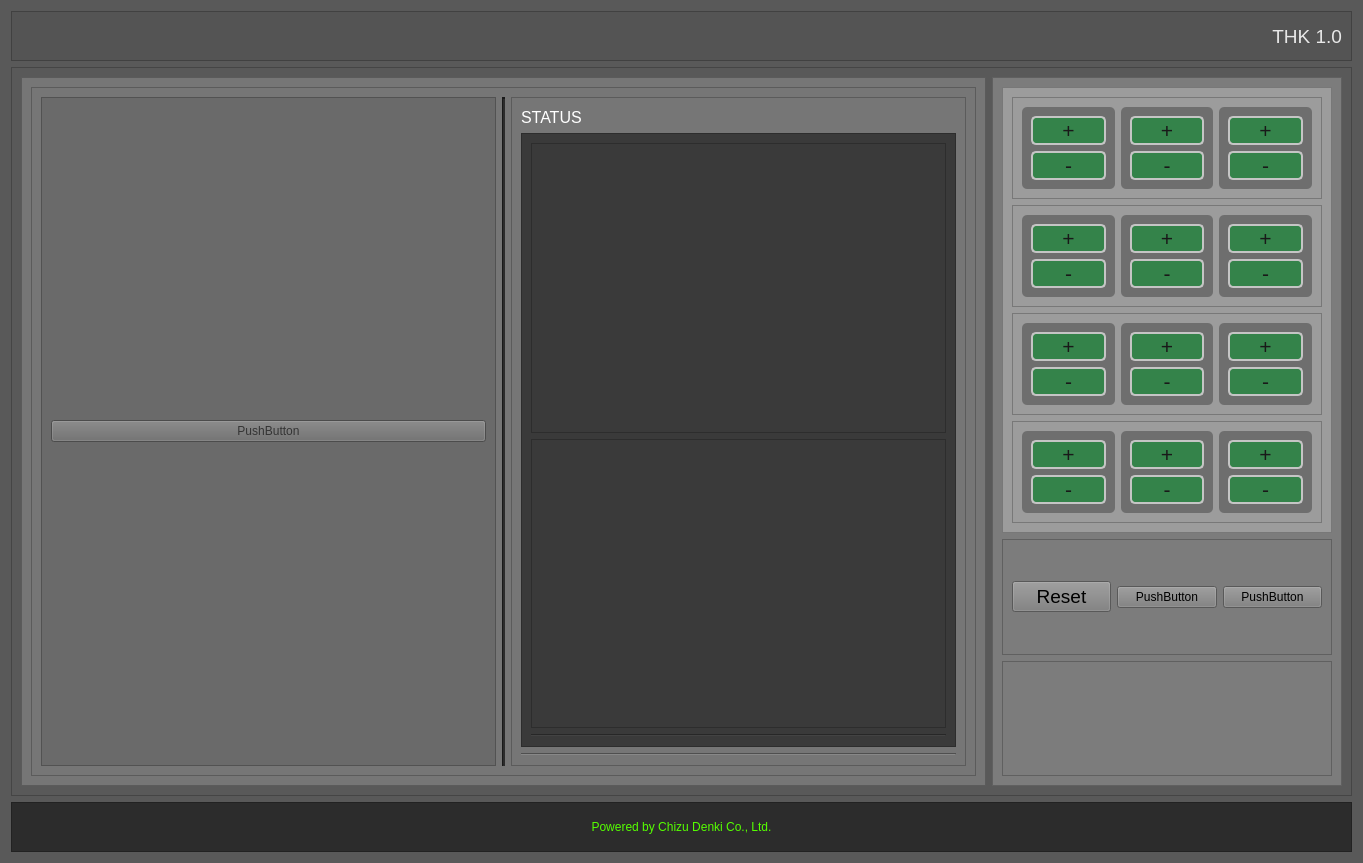
Before: the Qt Designer form UI/MainForm.ui in augustineajibo/THK_Hand, drawn with Qt 5.
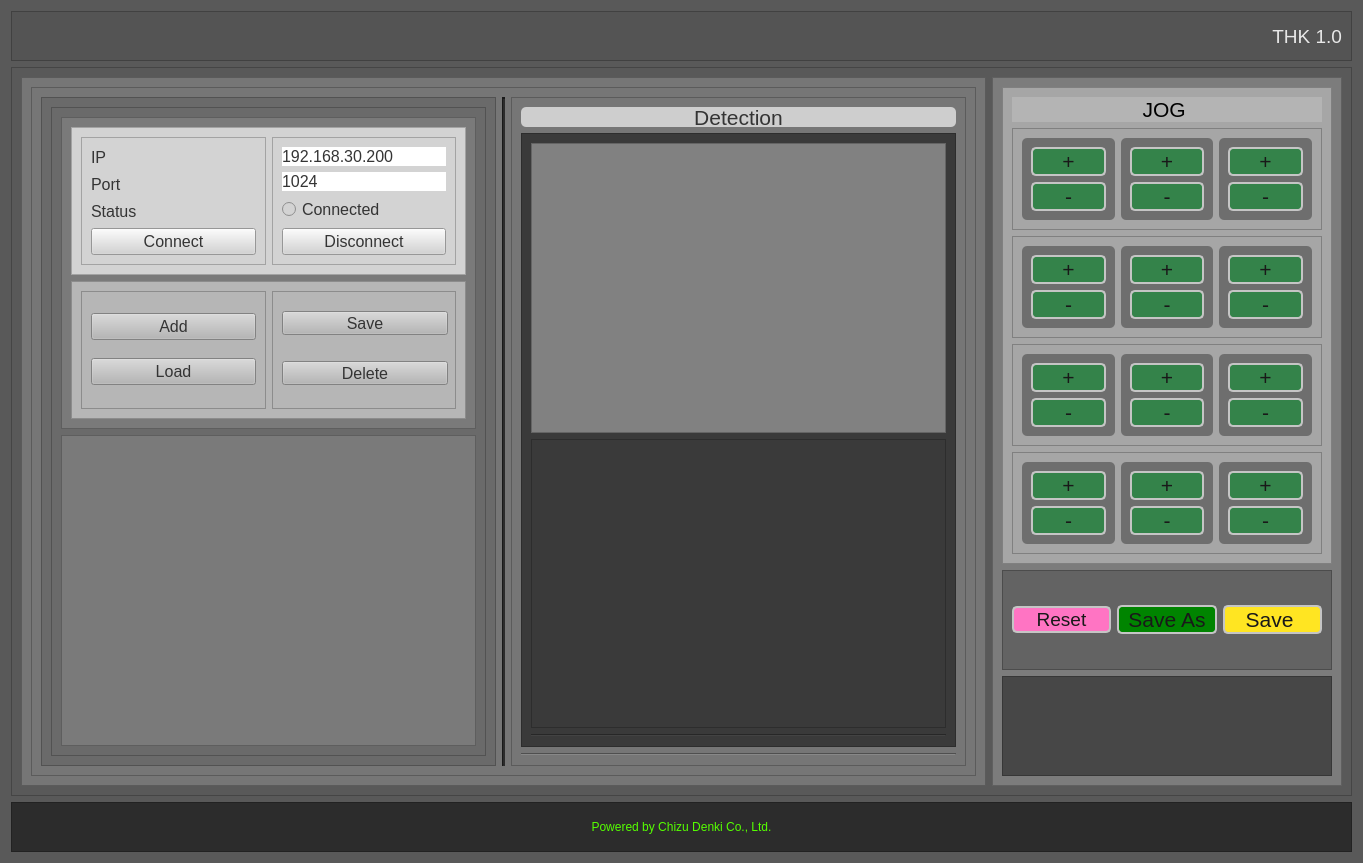
After: the same form once the commit is applied.

```diff
--- a/UI/MainForm.ui
+++ b/UI/MainForm.ui
@@ -109,12 +109,283 @@
               <property name="frameShadow">
                <enum>QFrame::Raised</enum>
               </property>
-              <layout class="QVBoxLayout" name="verticalLayout_5">
+              <layout class="QHBoxLayout" name="horizontalLayout_9">
                <item>
-                <widget class="QPushButton" name="pushButton">
-                 <property name="text">
-                  <string>PushButton</string>
+                <widget class="QFrame" name="frame_14">
+                 <property name="frameShape">
+                  <enum>QFrame::StyledPanel</enum>
                  </property>
+                 <property name="frameShadow">
+                  <enum>QFrame::Raised</enum>
+                 </property>
+                 <layout class="QVBoxLayout" name="verticalLayout_5">
+                  <item>
+                   <widget class="QFrame" name="frame_15">
+                    <property name="styleSheet">
+                     <string notr="true">background-color: rgb(122, 122, 122);</string>
+                    </property>
+                    <property name="frameShape">
+                     <enum>QFrame::StyledPanel</enum>
+                    </property>
+                    <property name="frameShadow">
+                     <enum>QFrame::Raised</enum>
+                    </property>
+                    <layout class="QVBoxLayout" name="verticalLayout_21">
+                     <item>
+                      <widget class="QFrame" name="frame_17">
+                       <property name="styleSheet">
+                        <string notr="true">background-color: rgb(211, 211, 211);</string>
+                       </property>
+                       <property name="frameShape">
+                        <enum>QFrame::StyledPanel</enum>
+                       </property>
+                       <property name="frameShadow">
+                        <enum>QFrame::Raised</enum>
+                       </property>
+                       <layout class="QHBoxLayout" name="horizontalLayout_10">
+                        <item>
+                         <widget class="QFrame" name="frame_22">
+                          <property name="frameShape">
+                           <enum>QFrame::StyledPanel</enum>
+                          </property>
+                          <property name="frameShadow">
+                           <enum>QFrame::Raised</enum>
+                          </property>
+                          <layout class="QVBoxLayout" name="verticalLayout_22">
+                           <item>
+                            <widget class="QLabel" name="label_5">
+                             <property name="font">
+                              <font>
+                               <pointsize>12</pointsize>
+                              </font>
+                             </property>
+                             <property name="text">
+                              <string>IP</string>
+                             </property>
+                            </widget>
+                           </item>
+                           <item>
+                            <widget class="QLabel" name="label_6">
+                             <property name="font">
+                              <font>
+                               <pointsize>12</pointsize>
+                              </font>
+                             </property>
+                             <property name="text">
+                              <string>Port</string>
+                             </property>
+                            </widget>
+                           </item>
+                           <item>
+                            <widget class="QLabel" name="label_3">
+                             <property name="font">
+                              <font>
+                               <pointsize>12</pointsize>
+                              </font>
+                             </property>
+                             <property name="text">
+                              <string>Status</string>
+                             </property>
+                            </widget>
+                           </item>
+                           <item>
+                            <widget class="QPushButton" name="pushButton">
+                             <property name="font">
+                              <font>
+                               <pointsize>12</pointsize>
+                              </font>
+                             </property>
+                             <property name="text">
+                              <string>Connect</string>
+                             </property>
+                            </widget>
+                           </item>
+                          </layout>
+                         </widget>
+                        </item>
+                        <item>
+                         <widget class="QFrame" name="frame_21">
+                          <property name="frameShape">
+                           <enum>QFrame::StyledPanel</enum>
+                          </property>
+                          <property name="frameShadow">
+                           <enum>QFrame::Raised</enum>
+                          </property>
+                          <layout class="QVBoxLayout" name="verticalLayout_23">
+                           <item>
+                            <widget class="QLabel" name="label_4">
+                             <property name="font">
+                              <font>
+                               <pointsize>12</pointsize>
+                              </font>
+                             </property>
+                             <property name="styleSheet">
+                              <string notr="true">background-color: rgb(255, 255, 255);</string>
+                             </property>
+                             <property name="text">
+                              <string>192.168.30.200</string>
+                             </property>
+                            </widget>
+                           </item>
+                           <item>
+                            <widget class="QLabel" name="label_7">
+                             <property name="font">
+                              <font>
+                               <pointsize>12</pointsize>
+                              </font>
+                             </property>
+                             <property name="styleSheet">
+                              <string notr="true">background-color: rgb(255, 255, 255);</string>
+                             </property>
+                             <property name="text">
+                              <string>1024</string>
+                             </property>
+                            </widget>
+                           </item>
+                           <item>
+                            <widget class="QRadioButton" name="radioButton">
+                             <property name="font">
+                              <font>
+                               <pointsize>12</pointsize>
+                              </font>
+                             </property>
+                             <property name="text">
+                              <string>Connected</string>
+                             </property>
+                            </widget>
+                           </item>
+                           <item>
+                            <widget class="QPushButton" name="pushButton_29">
+                             <property name="font">
+                              <font>
+                               <pointsize>12</pointsize>
+                              </font>
+                             </property>
+                             <property name="text">
+                              <string>Disconnect</string>
+                             </property>
+                            </widget>
+                           </item>
+                          </layout>
+                         </widget>
+                        </item>
+                       </layout>
+                      </widget>
+                     </item>
+                     <item>
+                      <widget class="QFrame" name="frame_18">
+                       <property name="styleSheet">
+                        <string notr="true">background-color: rgb(182, 182, 182);</string>
+                       </property>
+                       <property name="frameShape">
+                        <enum>QFrame::StyledPanel</enum>
+                       </property>
+                       <property name="frameShadow">
+                        <enum>QFrame::Raised</enum>
+                       </property>
+                       <layout class="QHBoxLayout" name="horizontalLayout_11">
+                        <item>
+                         <widget class="QFrame" name="frame_19">
+                          <property name="frameShape">
+                           <enum>QFrame::StyledPanel</enum>
+                          </property>
+                          <property name="frameShadow">
+                           <enum>QFrame::Raised</enum>
+                          </property>
+                          <layout class="QVBoxLayout" name="verticalLayout_24">
+                           <item>
+                            <widget class="QPushButton" name="pushButton_30">
+                             <property name="font">
+                              <font>
+                               <pointsize>12</pointsize>
+                              </font>
+                             </property>
+                             <property name="text">
+                              <string>Add</string>
+                             </property>
+                            </widget>
+                           </item>
+                           <item>
+                            <widget class="QPushButton" name="pushButton_32">
+                             <property name="font">
+                              <font>
+                               <pointsize>12</pointsize>
+                              </font>
+                             </property>
+                             <property name="text">
+                              <string>Load</string>
+                             </property>
+                            </widget>
+                           </item>
+                          </layout>
+                         </widget>
+                        </item>
+                        <item>
+                         <widget class="QFrame" name="frame_20">
+                          <property name="frameShape">
+                           <enum>QFrame::StyledPanel</enum>
+                          </property>
+                          <property name="frameShadow">
+                           <enum>QFrame::Raised</enum>
+                          </property>
+                          <widget class="QPushButton" name="pushButton_31">
+                           <property name="geometry">
+                            <rect>
+                             <x>10</x>
+                             <y>20</y>
+                             <width>166</width>
+                             <height>24</height>
+                            </rect>
+                           </property>
+                           <property name="font">
+                            <font>
+                             <pointsize>12</pointsize>
+                            </font>
+                           </property>
+                           <property name="text">
+                            <string>Save</string>
+                           </property>
+                          </widget>
+                          <widget class="QPushButton" name="pushButton_33">
+                           <property name="geometry">
+                            <rect>
+                             <x>10</x>
+                             <y>70</y>
+                             <width>166</width>
+                             <height>24</height>
+                            </rect>
+                           </property>
+                           <property name="font">
+                            <font>
+                             <pointsize>12</pointsize>
+                            </font>
+                           </property>
+                           <property name="text">
+                            <string>Delete</string>
+                           </property>
+                          </widget>
+                         </widget>
+                        </item>
+                       </layout>
+                      </widget>
+                     </item>
+                    </layout>
+                   </widget>
+                  </item>
+                  <item>
+                   <widget class="QFrame" name="frame_16">
+                    <property name="styleSheet">
+                     <string notr="true">background-color: rgb(122, 122, 122);</string>
+                    </property>
+                    <property name="frameShape">
+                     <enum>QFrame::StyledPanel</enum>
+                    </property>
+                    <property name="frameShadow">
+                     <enum>QFrame::Raised</enum>
+                    </property>
+                   </widget>
+                  </item>
+                 </layout>
                 </widget>
                </item>
               </layout>
@@ -153,14 +424,18 @@
                  </property>
                  <property name="font">
                   <font>
-                   <pointsize>12</pointsize>
+                   <pointsize>16</pointsize>
                   </font>
                  </property>
                  <property name="styleSheet">
-                  <string notr="true">color: rgb(255, 255, 255);</string>
+                  <string notr="true">border-radius: 5px;
+background-color: rgb(206, 206, 206);</string>
                  </property>
                  <property name="text">
-                  <string>STATUS</string>
+                  <string>Detection</string>
+                 </property>
+                 <property name="alignment">
+                  <set>Qt::AlignCenter</set>
                  </property>
                 </widget>
                </item>
@@ -178,6 +453,9 @@
                  <layout class="QVBoxLayout" name="verticalLayout_7">
                   <item>
                    <widget class="QFrame" name="frame">
+                    <property name="styleSheet">
+                     <string notr="true">background-color: rgb(129, 129, 129);</string>
+                    </property>
                     <property name="frameShape">
                      <enum>QFrame::StyledPanel</enum>
                     </property>
@@ -243,7 +521,7 @@
          <item>
           <widget class="QFrame" name="frame_pb">
            <property name="styleSheet">
-            <string notr="true">background-color: rgb(156, 156, 156);
+            <string notr="true">background-color: rgb(166, 166, 166);
 
 </string>
            </property>
@@ -254,6 +532,25 @@
             <enum>QFrame::Raised</enum>
            </property>
            <layout class="QVBoxLayout" name="verticalLayout_10">
+            <item>
+             <widget class="QLabel" name="label">
+              <property name="font">
+               <font>
+                <pointsize>16</pointsize>
+               </font>
+              </property>
+              <property name="styleSheet">
+               <string notr="true">background-color: rgb(180, 180, 180);
+</string>
+              </property>
+              <property name="text">
+               <string>JOG </string>
+              </property>
+              <property name="alignment">
+               <set>Qt::AlignCenter</set>
+              </property>
+             </widget>
+            </item>
             <item>
              <widget class="QFrame" name="frameFinger_1">
               <property name="frameShape">
@@ -1010,6 +1307,9 @@
          </item>
          <item>
           <widget class="QFrame" name="frame_9">
+           <property name="styleSheet">
+            <string notr="true">background-color: rgb(99, 99, 99);</string>
+           </property>
            <property name="frameShape">
             <enum>QFrame::StyledPanel</enum>
            </property>
@@ -1024,22 +1324,56 @@
                 <pointsize>14</pointsize>
                </font>
               </property>
+              <property name="styleSheet">
+               <string notr="true">border: 2px solid ;
+border-color: rgb(197, 197, 197);
+border-radius: 5px;
+background-color: rgb(255, 116, 195);
+color: rgb(25, 25, 25);
+</string>
+              </property>
               <property name="text">
                <string>Reset</string>
               </property>
              </widget>
             </item>
-            <item>
-             <widget class="QPushButton" name="pushButton_27">
-              <property name="text">
-               <string>PushButton</string>
-              </property>
-             </widget>
-            </item>
             <item>
              <widget class="QPushButton" name="pushButton_26">
+              <property name="font">
+               <font>
+                <pointsize>16</pointsize>
+               </font>
+              </property>
+              <property name="styleSheet">
+               <string notr="true">border: 2px solid ;
+border-color: rgb(197, 197, 197);
+border-radius: 5px;
+background-color: rgb(0, 132, 0);
+color: rgb(25, 25, 25);
+</string>
+              </property>
               <property name="text">
-               <string>PushButton</string>
+               <string>Save As</string>
+              </property>
+             </widget>
+            </item>
+            <item>
+             <widget class="QPushButton" name="pushButton_27">
+              <property name="font">
+               <font>
+                <pointsize>16</pointsize>
+               </font>
+              </property>
+              <property name="styleSheet">
+               <string notr="true">border: 2px solid ;
+border-color: rgb(197, 197, 197);
+border-radius: 5px;
+background-color: rgb(255, 229, 34);
+color: rgb(25, 25, 25);
+</string>
+              </property>
+              <property name="text">
+               <string>Save </string>
               </property>
              </widget>
             </item>
@@ -1048,6 +1382,9 @@
          </item>
          <item>
           <widget class="QFrame" name="frame_13">
+           <property name="styleSheet">
+            <string notr="true">background-color: rgb(71, 71, 71);</string>
+           </property>
            <property name="frameShape">
             <enum>QFrame::StyledPanel</enum>
            </property>
```
